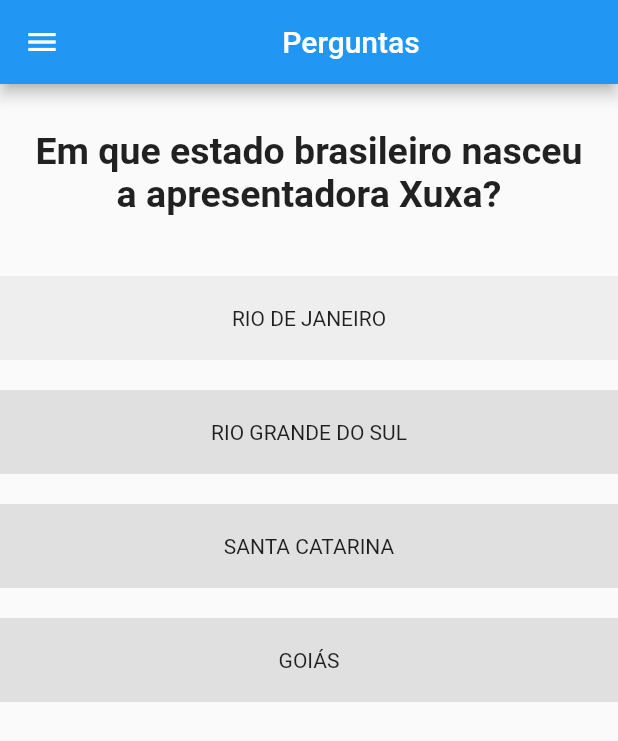
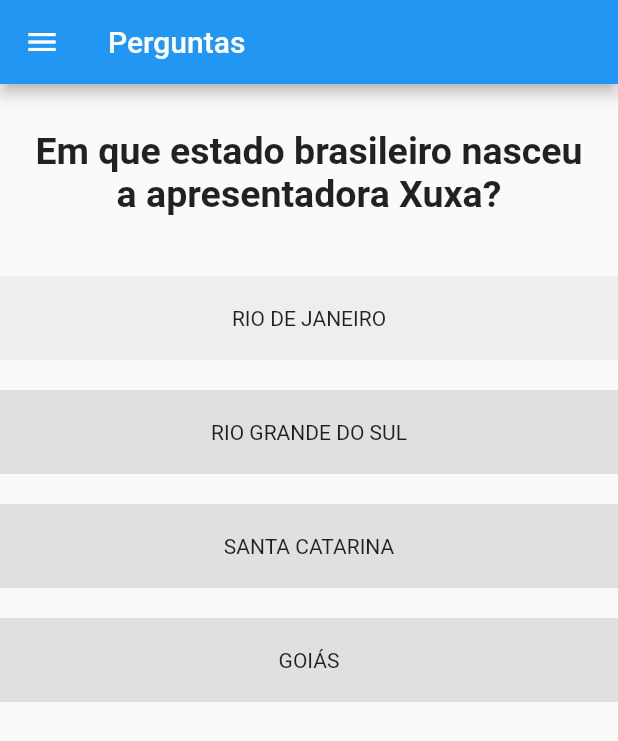
Before and after one commit to arielsardinha/perguntas-flutter, a Flutter app: the screen it shows after launch, on a phone screen of 412 x 824 dp. Shown: the top 741 px of the screen. Run offline on Flutter 3.47's test engine with Material 2 defaults, Android fonts, the phone set to English and light mode, and no system bars.

Commit message:
style:alterando posição do texto do appBar

```diff
--- a/lib/main.dart
+++ b/lib/main.dart
@@ -25,9 +25,7 @@ class _MyAppState extends State<MyApp> {
           child: MenuPage(),
         ),
         appBar: AppBar(
-          title: const Center(
-            child: Text('Perguntas'),
-          ),
+          title: const Text('Perguntas'),
         ),
         body: const HomePage(),
       ),
```
